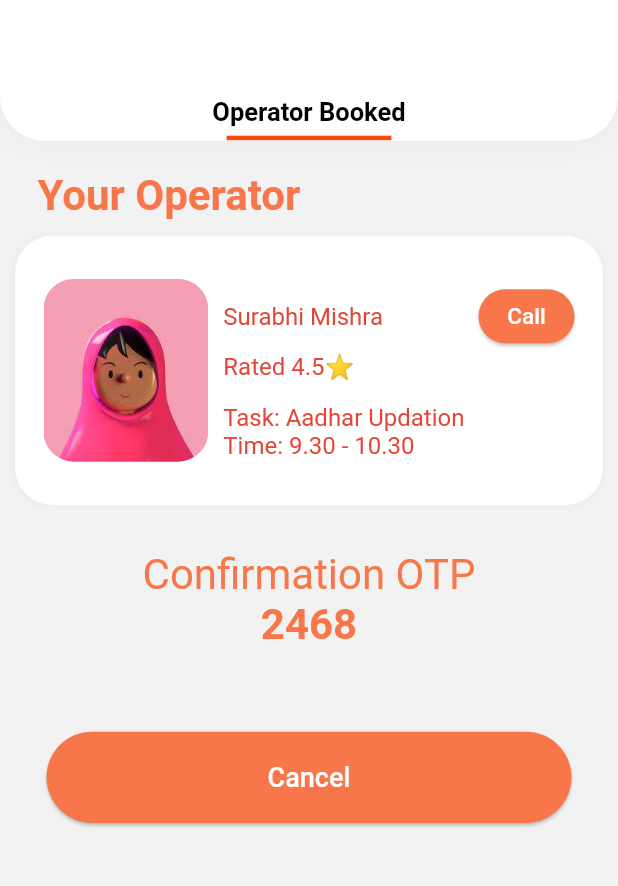
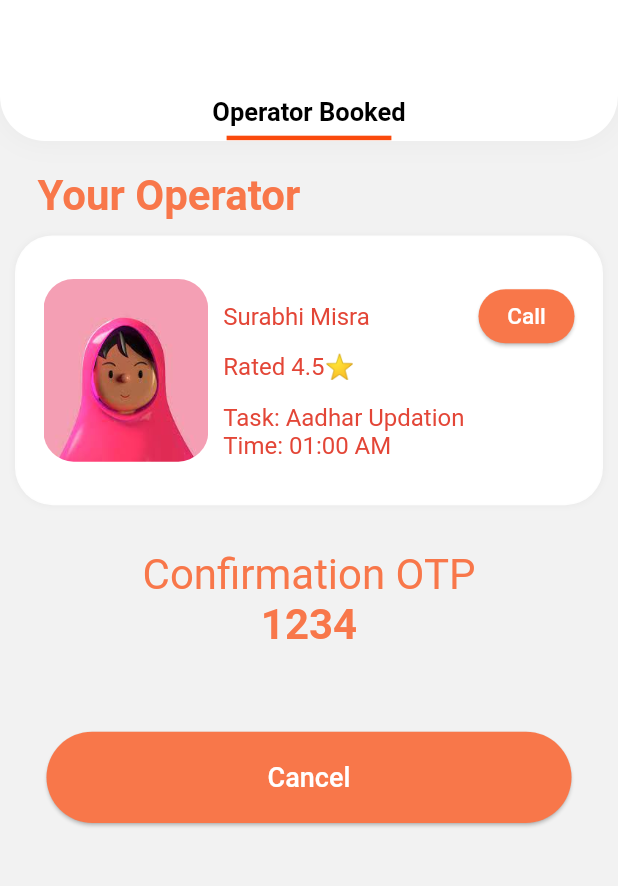
Before and after one commit to wersharks/mera_aadhar, a Flutter app: the OperatorBooked screen opened directly, on a phone screen of 412 x 824 dp, the part 270-1156 px from its top. Run offline on Flutter 3.47's test engine with Material 2 defaults, Android fonts, the phone set to English and light mode, and no system bars; our stand-ins replace cloud_firestore, date_picker_timeline, firebase_auth, firebase_core, firebase_database, firebase_messaging and 11 more; missing offline and left inert: dart:ffi, flutter_map_marker_popup, geocode, mapmyindia_gl, mapmyindia_place_widget, otp_autofill; accounts and stored records are empty.

Commit message:
operator bookings working now

```diff
--- a/lib/fixtures/booking_fixture.dart
+++ b/lib/fixtures/booking_fixture.dart
@@ -3,7 +3,7 @@ import 'dart:convert';
 
 class BookingFixture {
     static Booking dummyBooking(){
-        Map<String, dynamic> data = jsonDecode('{"bookingId":2421,"operatorId":"abcdefgh","bookingType":0,"phoneNo":"+918872276957","bookingLocation":{"lat":23.25564,"lon":21.22134},"userdata":{"phoneNo":"+918872276957","type":0,"locationText":"Hostel O, Tiet"},"confirmOtp":4547,"paydata":{"type":"CASH","receipt":null,"status":"Success"},"bookingStatus":"Completed","slotTime":"4:15 AM","slotDate":"21 Aug 2022","timestamp":1660465314}');
+        Map<String, dynamic> data = jsonDecode('{"bookingId":1,"operatorId":"abcdefgh","bookingType":0,"phoneNo":"+918872276957","bookingLocation":{"lat":23.25564,"lon":21.22134},"userdata":{"phoneNo":"nil","type":0,"locationText":"Hostel O, Tiet"},"confirmOtp":"1234","paydata":{"type":"CASH","receipt":null,"status":"Success"},"bookingStatus":"Inprogress","slotTime":"01:00 AM","slotDate":"01 Jan 1998","timestamp":1660465314}');
         final Booking bookin = Booking.fromJson(data);
         return bookin;
     }
--- a/lib/models/booking_model.dart
+++ b/lib/models/booking_model.dart
@@ -5,7 +5,7 @@ class Booking {
   String? phoneNo;
   BookingLocation? bookingLocation;
   Userdata? userdata;
-  int? confirmOtp;
+  String? confirmOtp;
   Paydata? paydata;
   String? bookingStatus;
   String? slotTime;
--- a/lib/provider/booking.dart
+++ b/lib/provider/booking.dart
@@ -13,6 +13,12 @@ class BookingProvider extends ChangeNotifier {
   void setOperator(Operator op){
     isOpSelected = true;
     focusOperator = op;
+    notifyListeners();
+  }
+
+
+  void removeFocus(){
+    isOpSelected = false;
     notifyListeners();
   }
 
--- a/lib/screens/operator_booked.dart
+++ b/lib/screens/operator_booked.dart
@@ -1,10 +1,12 @@
 import 'package:flutter/material.dart';
 import 'package:flutter/src/foundation/key.dart';
 import 'package:flutter/src/widgets/framework.dart';
+import 'package:mera_aadhar/provider/booking.dart';
 import 'package:mera_aadhar/utilities/constants.dart';
 import 'package:mera_aadhar/utilities/size_config.dart';
 import 'package:mera_aadhar/widgets/my_card.dart';
 import 'package:mera_aadhar/widgets/operator_booked_card.dart';
+import 'package:provider/provider.dart';
 
 class OperatorBooked extends StatefulWidget {
   const OperatorBooked({Key? key}) : super(key: key);
@@ -24,6 +26,10 @@ class _OperatorBookedState extends State<OperatorBooked> {
     super.didChangeDependencies();
     SizeConfig().init(context);
   }
+
+    void cancelCurrentBookingAndExit() async {
+      // TODO: Implement here
+    }
 
   @override
   Widget build(BuildContext context) {
@@ -96,12 +102,16 @@ class _OperatorBookedState extends State<OperatorBooked> {
               ),
             ),
           ),
-          OperatorBookedCard(
-              name: 'Surabhi Mishra',
-              phoneNo: '+919958613100',
-              rating: '4.5',
-              task: 'Aadhar Updation',
-              time: '9.30 - 10.30'),
+          Consumer<BookingProvider>(
+            builder: (context, provider, child) {
+              return OperatorBookedCard(
+              name: provider.focusOperator.name!,
+              phoneNo: provider.focusOperator.phoneNo!,
+              rating: provider.focusOperator.ratings!,
+              task: provider.booking.bookingType! == 0 ? 'Aadhar Updation' : 'Aadhar Enrollment',
+              time: provider.booking.slotTime!);
+            },
+          ),
           SizedBox(
             height: 20,
           ),
@@ -109,10 +119,16 @@ class _OperatorBookedState extends State<OperatorBooked> {
             'Confirmation OTP',
             style: oTextStyle.copyWith(fontWeight: FontWeight.normal),
           ),
-          Text(
-            '2468',
-            style: oTextStyle.copyWith(fontWeight: FontWeight.bold),
+          Consumer<BookingProvider>(
+            builder: (context, provider, child) {
+              return Text(
+                provider.booking.confirmOtp!,
+                style: oTextStyle.copyWith(fontWeight: FontWeight.bold),
+              );
+            },
           ),
+
+
           SizedBox(
             height: 55,
           ),
@@ -121,7 +137,9 @@ class _OperatorBookedState extends State<OperatorBooked> {
               height: getProportionateScreenHeight(60),
               child: TextButton(
                   style: buttonStyle,
-                  onPressed: () async {},
+                  onPressed: () async {
+                    cancelCurrentBookingAndExit();
+                  },
                   child: Text(
                     'Cancel',
                     style: buttonTextStyle,
```
Also changed, not shown: lib/screens/operator_selection.dart (+62 -10 lines).
